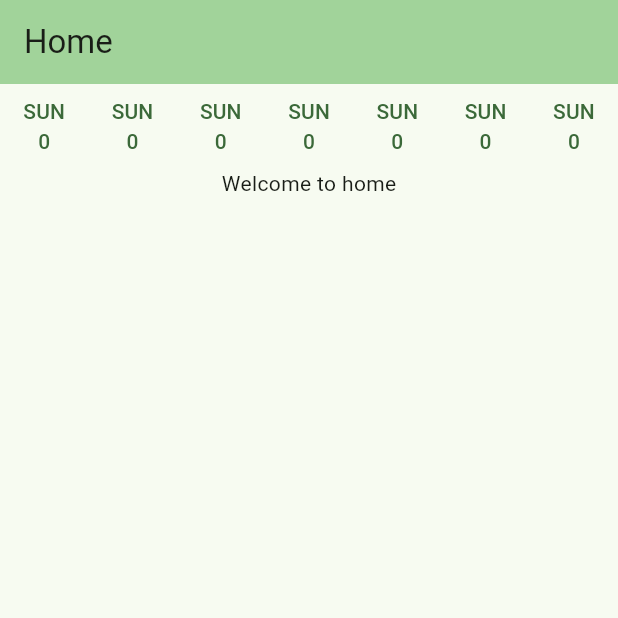
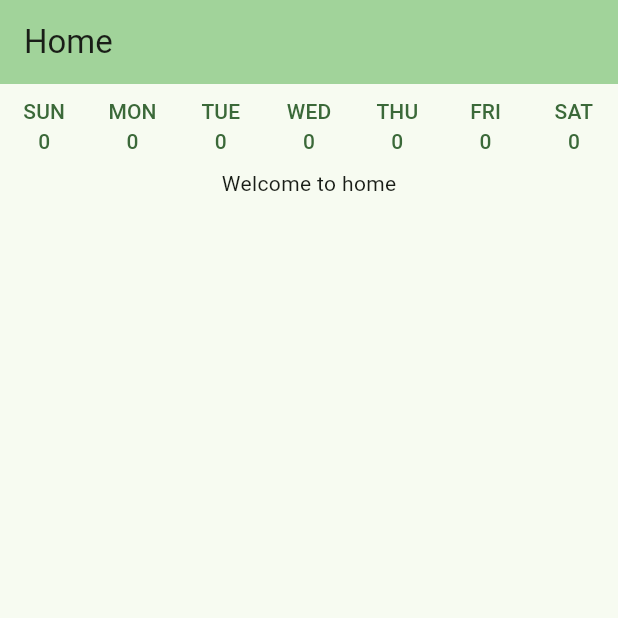
Before and after one commit to venoblin/fit-buddy-mobile, a Flutter app: the screen it shows after launch, on a phone screen of 412 x 824 dp, the top half of it. Run offline on Flutter 3.47's test engine with Material 3 defaults, Android fonts, the phone set to English and light mode, and no system bars.

Commit message:
fixed day names

```diff
--- a/lib/widgets/full_week.dart
+++ b/lib/widgets/full_week.dart
@@ -32,8 +32,8 @@ class _FullWeekState extends State<FullWeek> {
           onPressed: clickPlaceholder,
           child: Column(
             children: [
-              const Text('SUN'),
-              Text(dayWorkoutAmounts[0].toString()),
+              const Text('MON'),
+              Text(dayWorkoutAmounts[1].toString()),
             ],
           ),
         ),
@@ -41,8 +41,8 @@ class _FullWeekState extends State<FullWeek> {
           onPressed: clickPlaceholder,
           child: Column(
             children: [
-              const Text('SUN'),
-              Text(dayWorkoutAmounts[0].toString()),
+              const Text('TUE'),
+              Text(dayWorkoutAmounts[2].toString()),
             ],
           ),
         ),
@@ -50,8 +50,8 @@ class _FullWeekState extends State<FullWeek> {
           onPressed: clickPlaceholder,
           child: Column(
             children: [
-              const Text('SUN'),
-              Text(dayWorkoutAmounts[0].toString()),
+              const Text('WED'),
+              Text(dayWorkoutAmounts[3].toString()),
             ],
           ),
         ),
@@ -59,8 +59,8 @@ class _FullWeekState extends State<FullWeek> {
           onPressed: clickPlaceholder,
           child: Column(
             children: [
-              const Text('SUN'),
-              Text(dayWorkoutAmounts[0].toString()),
+              const Text('THU'),
+              Text(dayWorkoutAmounts[4].toString()),
             ],
           ),
         ),
@@ -68,8 +68,8 @@ class _FullWeekState extends State<FullWeek> {
           onPressed: clickPlaceholder,
           child: Column(
             children: [
-              const Text('SUN'),
-              Text(dayWorkoutAmounts[0].toString()),
+              const Text('FRI'),
+              Text(dayWorkoutAmounts[5].toString()),
             ],
           ),
         ),
@@ -77,8 +77,8 @@ class _FullWeekState extends State<FullWeek> {
           onPressed: clickPlaceholder,
           child: Column(
             children: [
-              const Text('SUN'),
-              Text(dayWorkoutAmounts[0].toString()),
+              const Text('SAT'),
+              Text(dayWorkoutAmounts[6].toString()),
             ],
           ),
         ),
```
